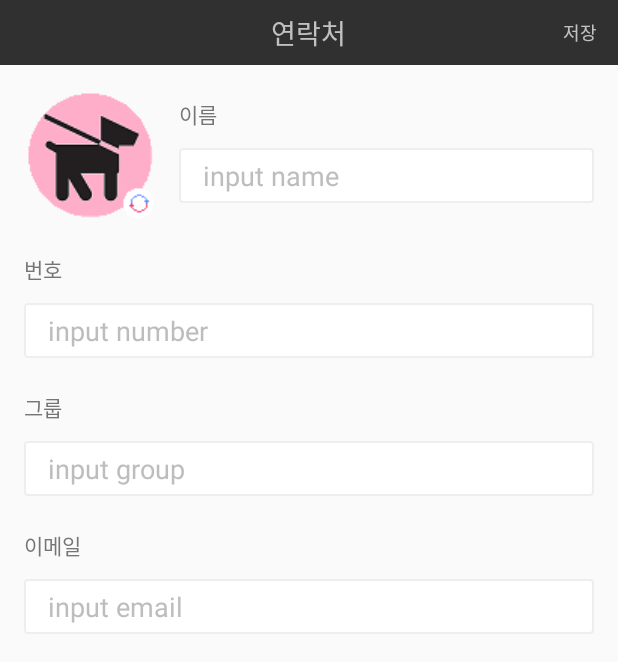
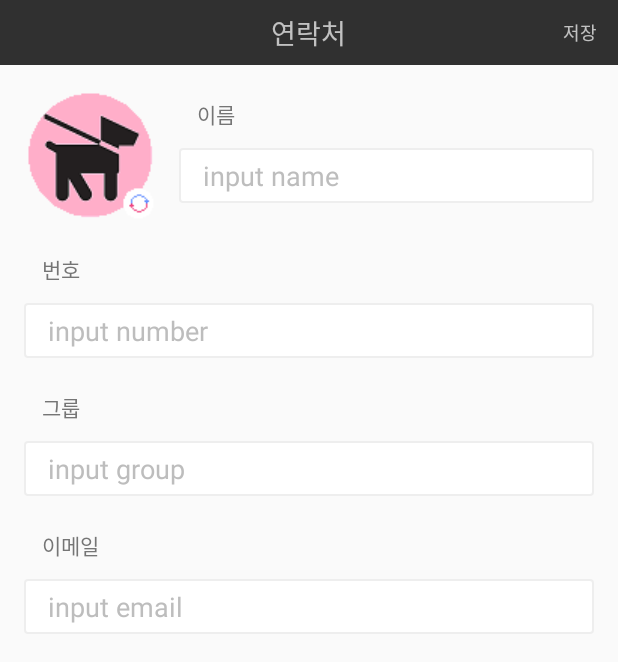
Before and after one commit to clucle/oop_teamp_3, an Android app: the screen it shows after launch (AddModifyAddressActivity), on a phone screen of 412 x 824 dp. Shown: the top 662 px of the screen. Run offline under Robolectric (Android 15) with nearby library versions, the phone set to English and light mode, and no system bars; our stand-ins replace ButterKnife.

Commit message:
feat: update ui addmodify label margin

```diff
--- a/app/src/main/res/layout/activity_add_modify_address.xml
+++ b/app/src/main/res/layout/activity_add_modify_address.xml
@@ -81,6 +81,7 @@
                 android:layout_height="wrap_content"
                 android:textColor="#757575"
                 android:paddingTop="6sp"
+                android:layout_marginLeft="12sp"
                 android:text="이름" />
 
             <EditText
@@ -120,6 +121,7 @@
                 android:layout_height="wrap_content"
                 android:textColor="#757575"
                 android:paddingTop="6sp"
+                android:layout_marginLeft="12sp"
                 android:text="번호" />
 
             <EditText
@@ -142,7 +144,7 @@
         </LinearLayout>
 
         <LinearLayout
-            android:layout_width="match_parent"
+            android:layout_width="0dp"
             android:layout_height="wrap_content"
             android:layout_marginLeft="16dp"
             android:layout_marginRight="16dp"
@@ -151,13 +153,16 @@
             app:layout_constraintLeft_toLeftOf="parent"
             app:layout_constraintRight_toRightOf="parent"
             app:layout_constraintTop_toBottomOf="@+id/linearLayout4"
-            android:id="@+id/linearLayout5">
+            android:id="@+id/linearLayout5"
+            android:layout_marginStart="16dp"
+            android:layout_marginEnd="16dp">
 
             <TextView
                 android:layout_width="match_parent"
                 android:layout_height="wrap_content"
                 android:textColor="#757575"
                 android:paddingTop="6sp"
+                android:layout_marginLeft="12sp"
                 android:text="그룹" />
 
             <EditText
@@ -180,7 +185,7 @@
         </LinearLayout>
 
         <LinearLayout
-            android:layout_width="match_parent"
+            android:layout_width="0dp"
             android:layout_height="wrap_content"
             android:layout_marginLeft="16dp"
             android:layout_marginRight="16dp"
@@ -188,13 +193,16 @@
             android:orientation="vertical"
             app:layout_constraintLeft_toLeftOf="parent"
             app:layout_constraintRight_toRightOf="parent"
-            app:layout_constraintTop_toBottomOf="@+id/linearLayout5">
+            app:layout_constraintTop_toBottomOf="@+id/linearLayout5"
+            android:layout_marginStart="16dp"
+            android:layout_marginEnd="16dp">
 
             <TextView
                 android:layout_width="match_parent"
                 android:layout_height="wrap_content"
                 android:textColor="#757575"
                 android:paddingTop="6sp"
+                android:layout_marginLeft="12sp"
                 android:text="이메일" />
 
             <EditText
```
